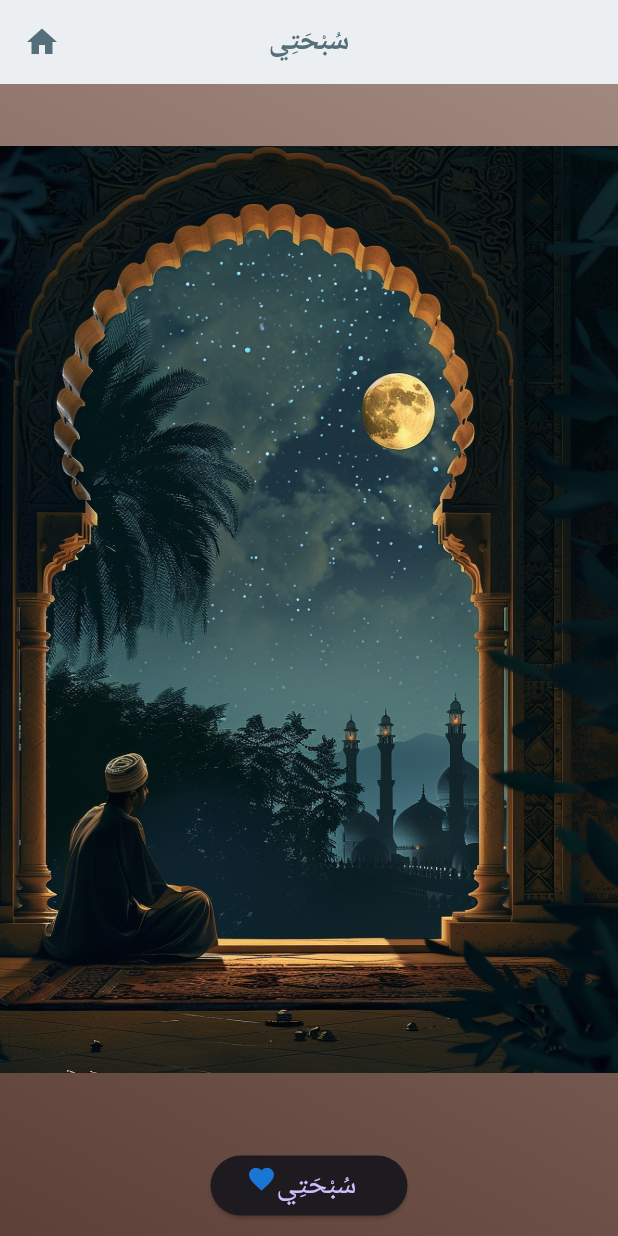
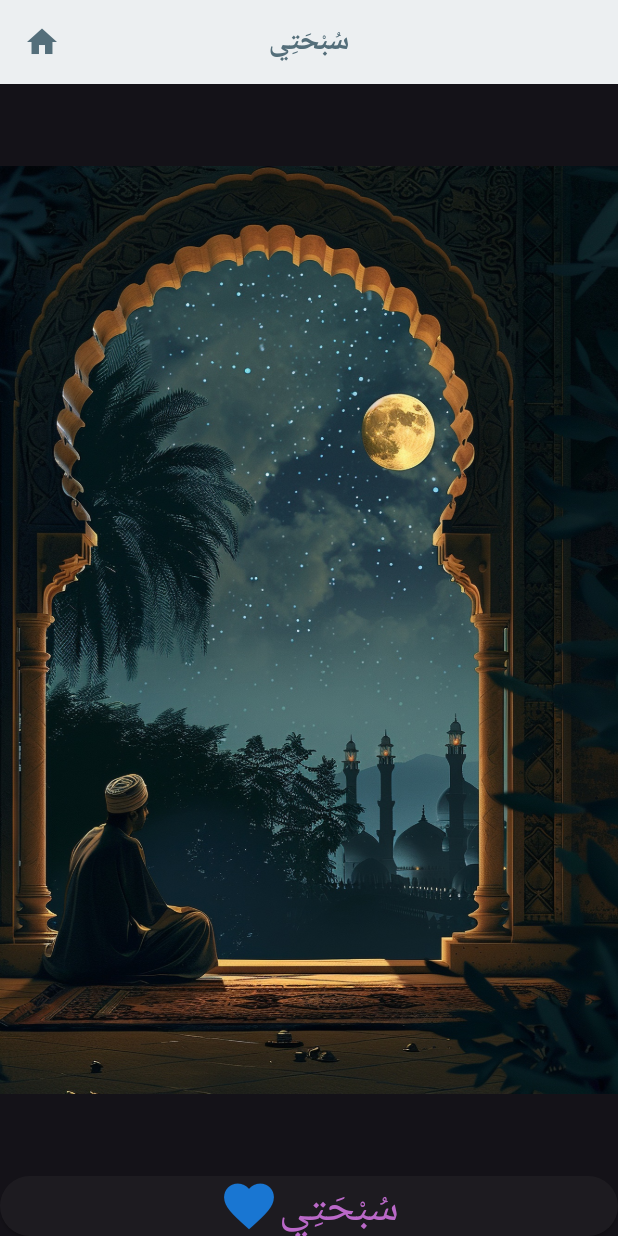
Before and after one commit to Broken2o/Azkar_Counter, a Flutter app: the screen it shows after launch, on a phone screen of 412 x 824 dp. Run offline on Flutter 3.47's test engine with Material 3 defaults, Android fonts, the phone set to English and light mode, and no system bars; Roboto replaces fonts that are missing (cross origin).

Commit message:
Up_dated

```diff
--- a/lib/screen/counter_screen.dart
+++ b/lib/screen/counter_screen.dart
@@ -2,10 +2,8 @@ import 'package:flutter/material.dart';
 import '../constants/counter_list.dart';
 import '../widgets/azkar_widget.dart';
 import '../widgets/image_widget.dart';
-
 class CounterScreen extends StatelessWidget {
   const CounterScreen({super.key});
-
   @override
   Widget build(BuildContext context) {
     return Scaffold(
@@ -18,48 +16,43 @@ class CounterScreen extends StatelessWidget {
           style: TextStyle(fontSize: 20, fontWeight: FontWeight.bold),),
       ),
       body: Container(
-          decoration: BoxDecoration(
-              gradient: LinearGradient(
-                begin: Alignment.topRight,
-                end: Alignment.bottomLeft,
-                colors: [
-                  Colors.brown.shade300,
-                  Colors.brown.shade700,
-                ],
-              )),
           child:  Column(
             children: [
-              const ImageWidget(),
-              SizedBox(height: 10,),
+              Expanded(child: ImageWidget())
+              ,
+                SizedBox(
+                  width: double.infinity,
+                  height: 40,
+                child: ElevatedButton(
+                  onPressed: (){
+                    Navigator.push(
+                        context,
+                        MaterialPageRoute(
+                            builder: (context)=> const MYList()));
+                  },
 
-                  ElevatedButton(
                   child:
                   Wrap(
                     children: <Widget>[
                       Icon(
                         Icons.favorite,
                         color: Colors.blue.shade700,
-                          size: 20.0,
+                        size: 40,
                       ),
-                        const Text(
+                      Text(
                         "سُبْحَتِي" ,
                         style: TextStyle(
-                            fontSize: 20,
+                          fontSize: 30,
+                          color: Colors.purple.shade300,
                           fontFamily: 'cross origin',
                         ),
                       ),
-                        const SizedBox(width:10,),
 
                     ],
                   ),
+                ),
+              ),
 
-                    onPressed: (){
-                      Navigator.push(
-                          context,
-                          MaterialPageRoute(
-                              builder: (context)=> const MYList()));
-                      },
-                  ),
 
             ],
           )
--- a/lib/widgets/image_widget.dart
+++ b/lib/widgets/image_widget.dart
@@ -7,11 +7,12 @@ class ImageWidget extends StatelessWidget{
   @override
   Widget build (BuildContext context){
     return SizedBox(
-      height: MediaQuery.of(context).size.height*0.85,
-      width: MediaQuery.of(context).size.width*1.0,
       child: const Image(
+        width: double.infinity,
         image: AssetImage('assets/images/Azkar.jpg'),
       ),
+     //
+
 
     );
   }
```
Lines whose indentation alone changed are shown as unchanged.
